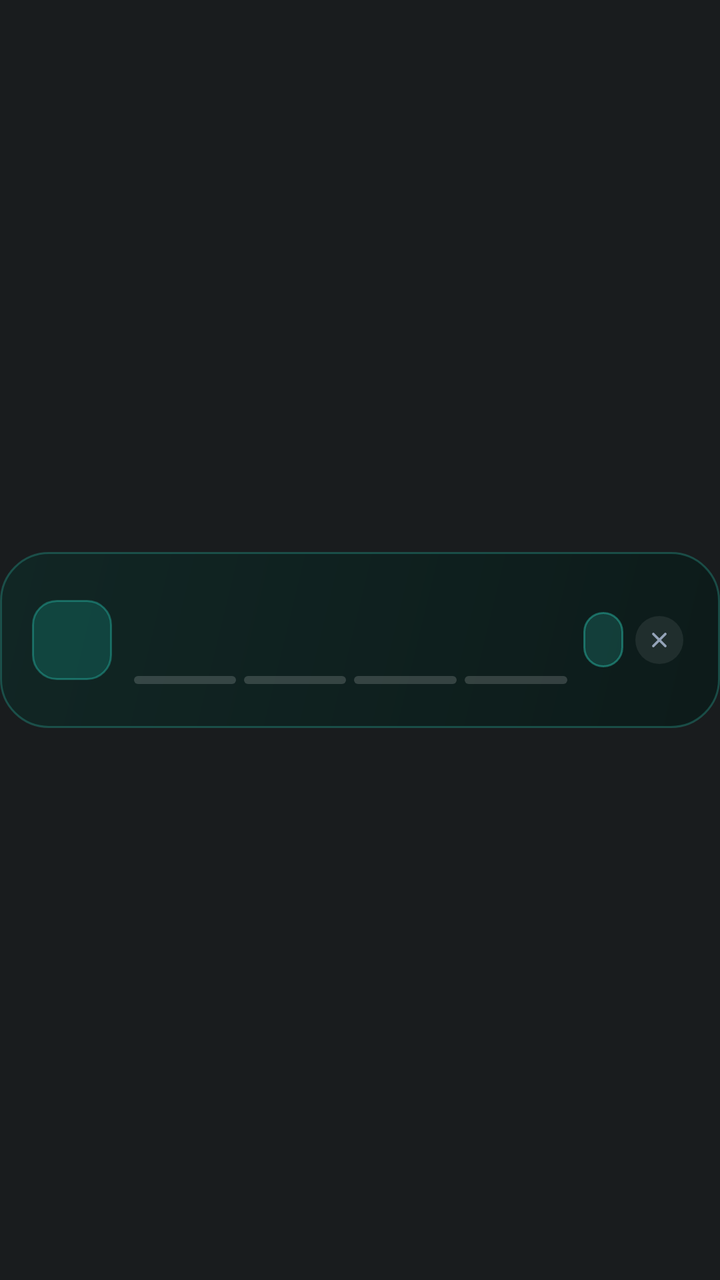
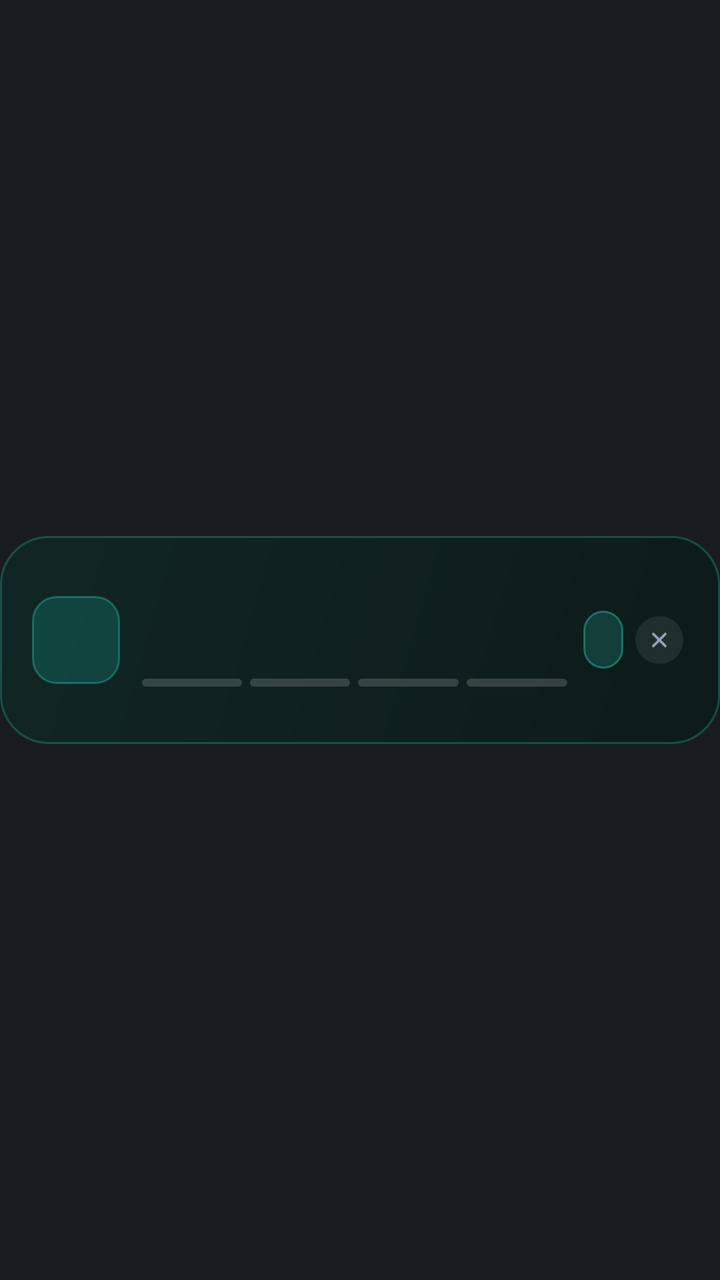

Screens rendered from an Android XML layout before and after an edit, with the pre-edit source and the edit as a unified diff.
<!-- AndroidManifest.xml: application theme Theme.AtAGlancePlus -->
<!-- res/layout/card_live_update.xml -->
<?xml version="1.0" encoding="utf-8"?>
<FrameLayout xmlns:android="http://schemas.android.com/apk/res/android"
    android:id="@+id/card_root"
    style="@style/AagCardRoot">

    <LinearLayout
        android:id="@+id/card_body"
        style="@style/AagCardBody"
        android:background="@drawable/card_bg_live"
        android:gravity="center_vertical"
        android:orientation="horizontal">

        <FrameLayout
            android:id="@+id/live_badge"
            android:layout_width="40dp"
            android:layout_height="40dp"
            android:background="@drawable/live_badge_bg">

            <ImageView
                android:id="@+id/live_app_icon"
                android:layout_width="22dp"
                android:layout_height="22dp"
                android:layout_gravity="center"
                android:contentDescription="@null"
                android:visibility="gone" />

            <TextView
                android:id="@+id/live_app_initial"
                style="@style/AagText.Badge"
                android:layout_width="wrap_content"
                android:layout_height="wrap_content"
                android:layout_gravity="center"
                android:textColor="#FF2DD4BF"
                android:textStyle="bold" />
        </FrameLayout>

        <LinearLayout
            android:layout_width="0dp"
            android:layout_height="wrap_content"
            android:layout_marginStart="11dp"
            android:layout_weight="1"
            android:orientation="vertical">

            <TextView
                android:id="@+id/live_title"
                style="@style/AagText.Title"
                android:layout_width="match_parent"
                android:layout_height="wrap_content" />

            <TextView
                android:id="@+id/live_detail"
                style="@style/AagText.Detail"
                android:layout_width="match_parent"
                android:layout_height="wrap_content"
                android:textColor="#FFB2F5EA" />

            <LinearLayout
                android:id="@+id/live_segments"
                android:layout_width="match_parent"
                android:layout_height="4dp"
                android:layout_marginTop="5dp"
                android:orientation="horizontal">

                <ImageView
                    android:id="@+id/live_seg_1"
                    android:layout_width="0dp"
                    android:layout_height="4dp"
                    android:layout_weight="1"
                    android:background="@drawable/segment_off"
                    android:contentDescription="@null" />

                <ImageView
                    android:id="@+id/live_seg_2"
                    android:layout_width="0dp"
                    android:layout_height="4dp"
                    android:layout_marginStart="4dp"
                    android:layout_weight="1"
                    android:background="@drawable/segment_off"
                    android:contentDescription="@null" />

                <ImageView
                    android:id="@+id/live_seg_3"
                    android:layout_width="0dp"
                    android:layout_height="4dp"
                    android:layout_marginStart="4dp"
                    android:layout_weight="1"
                    android:background="@drawable/segment_off"
                    android:contentDescription="@null" />

                <ImageView
                    android:id="@+id/live_seg_4"
                    android:layout_width="0dp"
                    android:layout_height="4dp"
                    android:layout_marginStart="4dp"
                    android:layout_weight="1"
                    android:background="@drawable/segment_off"
                    android:contentDescription="@null" />
            </LinearLayout>
        </LinearLayout>

        <TextView
            android:id="@+id/live_eta"
            style="@style/AagText.Badge"
            android:layout_width="wrap_content"
            android:layout_height="wrap_content"
            android:layout_marginStart="8dp"
            android:background="@drawable/live_eta_bg"
            android:paddingStart="10dp"
            android:paddingTop="5dp"
            android:paddingEnd="10dp"
            android:paddingBottom="5dp"
            android:textColor="#FF5EEAD4"
            android:textStyle="bold" />

        <FrameLayout
            android:id="@+id/dismiss"
            android:layout_width="36dp"
            android:layout_height="36dp"
            android:layout_marginEnd="-6dp"
            android:contentDescription="Dismiss">

            <ImageView
                android:id="@+id/dismiss_icon"
                android:layout_width="24dp"
                android:layout_height="24dp"
                android:layout_gravity="center"
                android:background="@drawable/dismiss_bg"
                android:contentDescription="@null"
                android:padding="6dp"
                android:src="@drawable/ic_dismiss"
                android:tint="#FF94A3B8" />
        </FrameLayout>
    </LinearLayout>

    
    <ImageView
        android:id="@+id/hold_bar"
        android:layout_width="match_parent"
        android:layout_height="@dimen/card_body_height"
        android:layout_gravity="center_vertical"
        android:contentDescription="@null"
        android:duplicateParentState="true"
        android:scaleType="fitXY"
        android:src="@drawable/hold_bar_red_400" />
</FrameLayout>
<!-- resources referenced by this layout -->
<resources>
  <dimen name="card_body_height">88dp</dimen>
  <!-- drawable dismiss_bg (drawable) -->
  <?xml version="1.0" encoding="utf-8"?>
  <shape xmlns:android="http://schemas.android.com/apk/res/android" android:shape="oval">
      <solid android:color="#14FFFFFF" />
  </shape>
  <!-- drawable segment_off (drawable) -->
  <?xml version="1.0" encoding="utf-8"?>
  <shape xmlns:android="http://schemas.android.com/apk/res/android" android:shape="rectangle">
      <solid android:color="#29FFFFFF" />
      <corners android:radius="2dp" />
  </shape>
  <style name="AagCardRoot">
          <item name="android:layout_width">match_parent</item>
          <item name="android:layout_height">88dp</item>
          <item name="android:clipChildren">false</item>
          <item name="android:clipToPadding">false</item>
      </style>
  <style name="AagText.Badge">
          <item name="android:textSize">15sp</item>
          <item name="android:fontFamily">sans-serif-medium</item>
          <item name="android:lineHeight">18sp</item>
          <item name="android:ellipsize">none</item>
      </style>
  <style name="AagText.Detail">
          <item name="android:textSize">13sp</item>
          <item name="android:fontFamily">sans-serif</item>
          <item name="android:lineHeight">17sp</item>
          <item name="android:letterSpacing">0.0077</item>
          <item name="android:textColor">#FFD8E2F0</item>
      </style>
  <style name="AagText.Title">
          <item name="android:textSize">17sp</item>
          <item name="android:fontFamily">sans-serif-medium</item>
          <item name="android:lineHeight">21sp</item>
      </style>
  <style name="Theme.AtAGlancePlus" parent="android:Theme.DeviceDefault.NoActionBar">
          <item name="android:windowLightStatusBar">false</item>
      </style>
  <!-- drawable hold_bar_red_full (drawable) -->
  <?xml version="1.0" encoding="utf-8"?>
  <vector xmlns:android="http://schemas.android.com/apk/res/android"
      android:width="380dp"
      android:height="76dp"
      android:viewportWidth="380"
      android:viewportHeight="76">
      <path
          android:name="ring"
          android:pathData="M190.0,1.25 H356 A22.75,22.75 0 0 1 378.75,24 V52 A22.75,22.75 0 0 1 356,74.75 H24 A22.75,22.75 0 0 1 1.25,52 V24 A22.75,22.75 0 0 1 24,1.25 Z"
          android:strokeColor="#FFF43F5E"
          android:strokeLineCap="round"
          android:strokeWidth="2.5"
          android:trimPathEnd="1" />
  </vector>
  <!-- drawable hold_bar_empty (drawable) -->
  <?xml version="1.0" encoding="utf-8"?>
  <vector xmlns:android="http://schemas.android.com/apk/res/android"
      android:width="380dp"
      android:height="76dp"
      android:viewportWidth="380"
      android:viewportHeight="76">
      <path
          android:name="ring"
          android:pathData="M190.0,1.25 H356 A22.75,22.75 0 0 1 378.75,24 V52 A22.75,22.75 0 0 1 356,74.75 H24 A22.75,22.75 0 0 1 1.25,52 V24 A22.75,22.75 0 0 1 24,1.25 Z"
          android:strokeColor="#00000000"
          android:strokeLineCap="round"
          android:strokeWidth="2.5"
          android:trimPathEnd="0" />
  </vector>
  <!-- drawable hold_bar_red_zero (drawable) -->
  <?xml version="1.0" encoding="utf-8"?>
  <vector xmlns:android="http://schemas.android.com/apk/res/android"
      android:width="380dp"
      android:height="76dp"
      android:viewportWidth="380"
      android:viewportHeight="76">
      <path
          android:name="ring"
          android:pathData="M190.0,1.25 H356 A22.75,22.75 0 0 1 378.75,24 V52 A22.75,22.75 0 0 1 356,74.75 H24 A22.75,22.75 0 0 1 1.25,52 V24 A22.75,22.75 0 0 1 24,1.25 Z"
          android:strokeColor="#FFF43F5E"
          android:strokeLineCap="round"
          android:strokeWidth="2.5"
          android:trimPathEnd="0" />
  </vector>
  <!-- unchanged entries left out for length: 7 -->
</resources>

<!-- the commit's change to res/layout/card_live_update.xml (unified diff, before → after) -->
@@ -12,14 +12,14 @@
 
         <FrameLayout
             android:id="@+id/live_badge"
-            android:layout_width="40dp"
-            android:layout_height="40dp"
+            android:layout_width="44dp"
+            android:layout_height="44dp"
             android:background="@drawable/live_badge_bg">
 
             <ImageView
                 android:id="@+id/live_app_icon"
-                android:layout_width="22dp"
-                android:layout_height="22dp"
+                android:layout_width="24dp"
+                android:layout_height="24dp"
                 android:layout_gravity="center"
                 android:contentDescription="@null"
                 android:visibility="gone" />
<!-- resource entries referenced after the edit -->
@@ -1,6 +1,6 @@
 <!-- resources referenced by this layout -->
 <resources>
-  <dimen name="card_body_height">88dp</dimen>
+  <dimen name="card_body_height">104dp</dimen>
   <!-- drawable dismiss_bg (drawable) -->
   <?xml version="1.0" encoding="utf-8"?>
   <shape xmlns:android="http://schemas.android.com/apk/res/android" android:shape="oval">
@@ -14,27 +14,27 @@
   </shape>
   <style name="AagCardRoot">
           <item name="android:layout_width">match_parent</item>
-          <item name="android:layout_height">88dp</item>
+          <item name="android:layout_height">@dimen/card_body_height</item>
           <item name="android:clipChildren">false</item>
           <item name="android:clipToPadding">false</item>
       </style>
   <style name="AagText.Badge">
-          <item name="android:textSize">15sp</item>
+          <item name="android:textSize">16sp</item>
           <item name="android:fontFamily">sans-serif-medium</item>
-          <item name="android:lineHeight">18sp</item>
+          <item name="android:lineHeight">19sp</item>
           <item name="android:ellipsize">none</item>
       </style>
   <style name="AagText.Detail">
-          <item name="android:textSize">13sp</item>
+          <item name="android:textSize">13.5sp</item>
           <item name="android:fontFamily">sans-serif</item>
-          <item name="android:lineHeight">17sp</item>
+          <item name="android:lineHeight">18sp</item>
           <item name="android:letterSpacing">0.0077</item>
           <item name="android:textColor">#FFD8E2F0</item>
       </style>
   <style name="AagText.Title">
-          <item name="android:textSize">17sp</item>
+          <item name="android:textSize">18.5sp</item>
           <item name="android:fontFamily">sans-serif-medium</item>
-          <item name="android:lineHeight">21sp</item>
+          <item name="android:lineHeight">23sp</item>
       </style>
   <style name="Theme.AtAGlancePlus" parent="android:Theme.DeviceDefault.NoActionBar">
           <item name="android:windowLightStatusBar">false</item>
@@ -42,13 +42,13 @@
   <!-- drawable hold_bar_red_full (drawable) -->
   <?xml version="1.0" encoding="utf-8"?>
   <vector xmlns:android="http://schemas.android.com/apk/res/android"
-      android:width="380dp"
-      android:height="76dp"
-      android:viewportWidth="380"
-      android:viewportHeight="76">
+      android:width="420dp"
+      android:height="104dp"
+      android:viewportWidth="420"
+      android:viewportHeight="104">
       <path
           android:name="ring"
-          android:pathData="M190.0,1.25 H356 A22.75,22.75 0 0 1 378.75,24 V52 A22.75,22.75 0 0 1 356,74.75 H24 A22.75,22.75 0 0 1 1.25,52 V24 A22.75,22.75 0 0 1 24,1.25 Z"
+          android:pathData="M210.0,1.25 H396 A22.75,22.75 0 0 1 418.75,24 V80 A22.75,22.75 0 0 1 396,102.75 H24 A22.75,22.75 0 0 1 1.25,80 V24 A22.75,22.75 0 0 1 24,1.25 Z"
           android:strokeColor="#FFF43F5E"
           android:strokeLineCap="round"
           android:strokeWidth="2.5"
@@ -57,13 +57,13 @@
   <!-- drawable hold_bar_empty (drawable) -->
   <?xml version="1.0" encoding="utf-8"?>
   <vector xmlns:android="http://schemas.android.com/apk/res/android"
-      android:width="380dp"
-      android:height="76dp"
-      android:viewportWidth="380"
-      android:viewportHeight="76">
+      android:width="420dp"
+      android:height="104dp"
+      android:viewportWidth="420"
+      android:viewportHeight="104">
       <path
           android:name="ring"
-          android:pathData="M190.0,1.25 H356 A22.75,22.75 0 0 1 378.75,24 V52 A22.75,22.75 0 0 1 356,74.75 H24 A22.75,22.75 0 0 1 1.25,52 V24 A22.75,22.75 0 0 1 24,1.25 Z"
+          android:pathData="M210.0,1.25 H396 A22.75,22.75 0 0 1 418.75,24 V80 A22.75,22.75 0 0 1 396,102.75 H24 A22.75,22.75 0 0 1 1.25,80 V24 A22.75,22.75 0 0 1 24,1.25 Z"
           android:strokeColor="#00000000"
           android:strokeLineCap="round"
           android:strokeWidth="2.5"
@@ -72,13 +72,13 @@
   <!-- drawable hold_bar_red_zero (drawable) -->
   <?xml version="1.0" encoding="utf-8"?>
   <vector xmlns:android="http://schemas.android.com/apk/res/android"
-      android:width="380dp"
-      android:height="76dp"
-      android:viewportWidth="380"
-      android:viewportHeight="76">
+      android:width="420dp"
+      android:height="104dp"
+      android:viewportWidth="420"
+      android:viewportHeight="104">
       <path
           android:name="ring"
-          android:pathData="M190.0,1.25 H356 A22.75,22.75 0 0 1 378.75,24 V52 A22.75,22.75 0 0 1 356,74.75 H24 A22.75,22.75 0 0 1 1.25,52 V24 A22.75,22.75 0 0 1 24,1.25 Z"
+          android:pathData="M210.0,1.25 H396 A22.75,22.75 0 0 1 418.75,24 V80 A22.75,22.75 0 0 1 396,102.75 H24 A22.75,22.75 0 0 1 1.25,80 V24 A22.75,22.75 0 0 1 24,1.25 Z"
           android:strokeColor="#FFF43F5E"
           android:strokeLineCap="round"
           android:strokeWidth="2.5"
